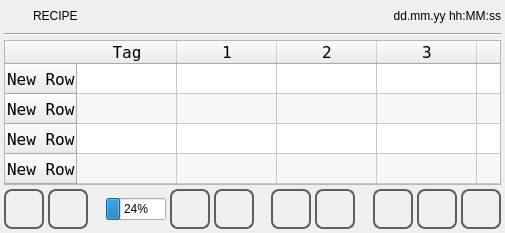
MECTsrl/mect_plugins, file qt_library/ATCMrecipe/recipe.ui: the form before one commit.
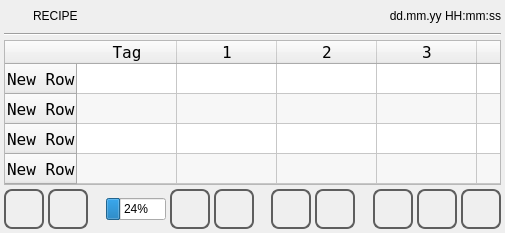
The form after the commit. Icons and pictures are not drawn.

Diff of the .ui file:
```diff
--- a/qt_library/ATCMrecipe/recipe.ui
+++ b/qt_library/ATCMrecipe/recipe.ui
@@ -101,7 +101,7 @@
         <enum>Qt::NoFocus</enum>
        </property>
        <property name="text">
-        <string>dd.mm.yy hh:MM:ss</string>
+        <string>dd.mm.yy HH:mm:ss</string>
        </property>
        <property name="alignment">
         <set>Qt::AlignRight|Qt::AlignTrailing|Qt::AlignVCenter</set>
```
